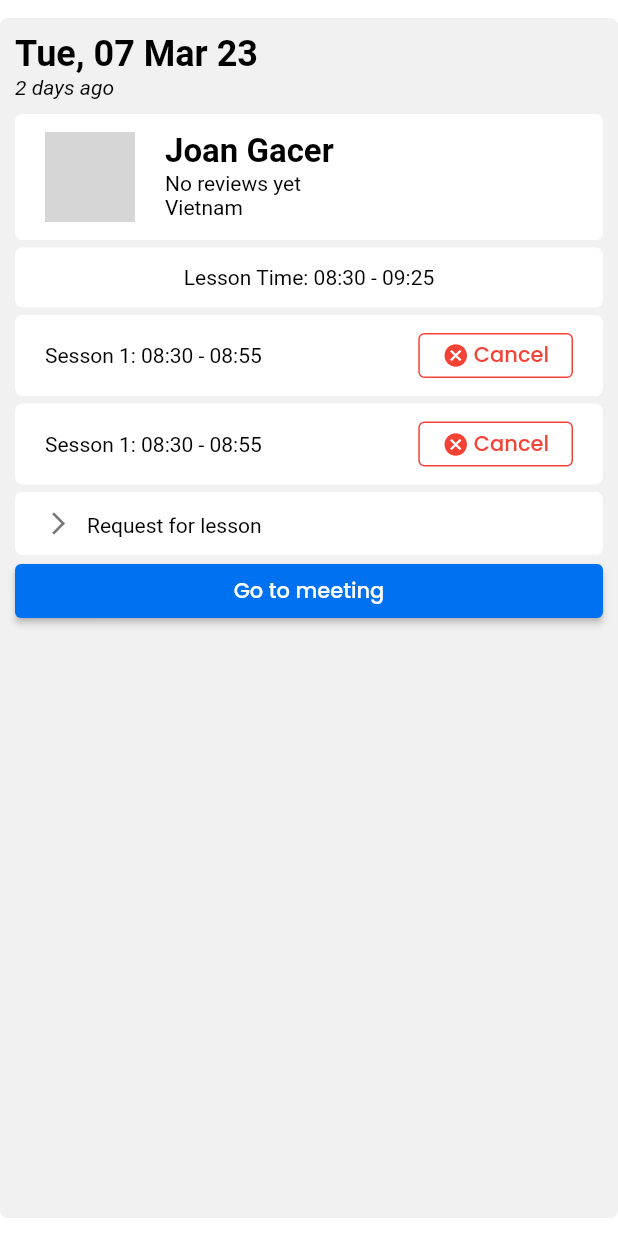
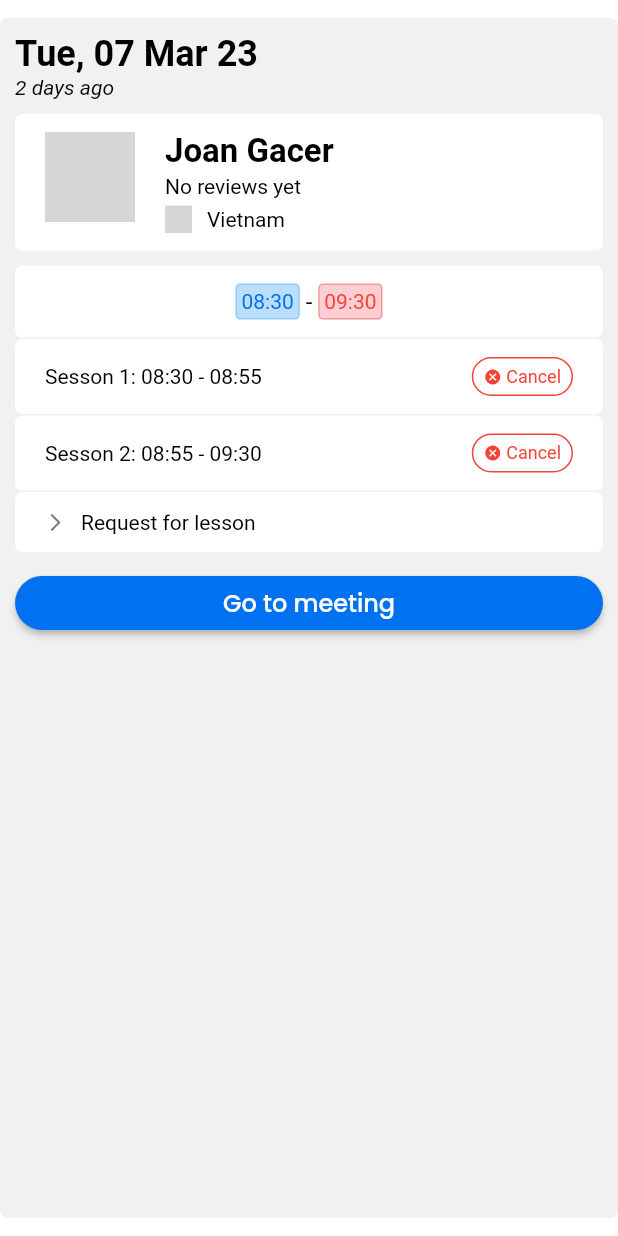
Before and after one commit to nvtphong200401/lettutor, a Flutter app: the BookingCard widget shown alone on an empty page, opened directly, on a phone screen of 412 x 824 dp. Run offline on Flutter 3.47's test engine with Material 2 defaults, Android fonts, the phone set to English and light mode, and no system bars; drawn by our look-alikes of expandable; our stand-ins replace dropdown_button2, flutter_hooks, flutter_svg, font_awesome_flutter, google_fonts, video_player; network calls fail; grey boxes are pictures that could not be loaded.

Commit message:
re-formatting & styling

```diff
--- a/lib/core/presentation/common_styles/button_style.dart
+++ b/lib/core/presentation/common_styles/button_style.dart
@@ -11,20 +11,34 @@ class CommonButtonStyle {
         ),
       ),
       backgroundColor: const MaterialStatePropertyAll(ColorName.primary),
-      padding: const MaterialStatePropertyAll(EdgeInsets.symmetric(horizontal: 20, vertical: 5)));
+      padding: const MaterialStatePropertyAll(
+          EdgeInsets.symmetric(horizontal: 20, vertical: 5)));
 }
 
 extension ButtonStyleEx on ButtonStyle {
   ButtonStyle customCopyWith(
-      {Color? borderColor, bool capsuleShape = true, Color? backgroundColor, Color? textColor}) {
+      {Color? borderColor,
+      bool capsuleShape = true,
+      Color? backgroundColor,
+      Color? textColor,
+      Color? foregroundColor}) {
     return copyWith(
+      alignment: Alignment.center,
       // textStyle: MaterialStatePropertyAll(TextStyle(color: textColor)),
       shape: MaterialStatePropertyAll(
         RoundedRectangleBorder(
             borderRadius: BorderRadius.circular(capsuleShape ? 45 : 6),
-            side: borderColor != null ? BorderSide(color: borderColor) : BorderSide.none),
+            side: borderColor != null
+                ? BorderSide(color: borderColor)
+                : BorderSide.none),
       ),
-      backgroundColor: MaterialStatePropertyAll(backgroundColor),
+      side: borderColor != null
+          ? MaterialStatePropertyAll(BorderSide(color: borderColor))
+          : null,
+      backgroundColor: backgroundColor != null
+          ? MaterialStatePropertyAll(backgroundColor)
+          : const MaterialStatePropertyAll(ColorName.primary),
+      foregroundColor: MaterialStatePropertyAll(foregroundColor),
     );
   }
 }
--- a/lib/core/presentation/common_styles/text_style.dart
+++ b/lib/core/presentation/common_styles/text_style.dart
@@ -11,13 +11,17 @@ class CommonTextStyle {
   static const textSize20 = TextStyle(fontSize: 20);
   static const textSize18 = TextStyle(fontSize: 18);
   static const textSize16 = TextStyle(fontSize: 16, color: ColorName.textColor);
+  static const textSize14 = TextStyle(fontSize: 14);
+  static const textSize12 = TextStyle(fontSize: 12);
   static const partTitle = TextStyle(fontSize: 17, color: ColorName.textColor);
-  static const partContent = TextStyle(fontSize: 17, color: ColorName.textColor);
-  static const partTitleDesc =
-      TextStyle(fontSize: 16, color: ColorName.textColor, fontWeight: FontWeight.w700);
+  static const partContent =
+      TextStyle(fontSize: 17, color: ColorName.textColor);
+  static const partTitleDesc = TextStyle(
+      fontSize: 16, color: ColorName.textColor, fontWeight: FontWeight.w700);
   static const partDesc = TextStyle(fontSize: 14, color: ColorName.partDesc);
 // style in course screen
-  static const titleCourse =
-      TextStyle(fontSize: 22, color: ColorName.textColor, fontWeight: FontWeight.w600);
-  static const descCourse = TextStyle(fontSize: 12, color: ColorName.courseDesc);
+  static const titleCourse = TextStyle(
+      fontSize: 22, color: ColorName.textColor, fontWeight: FontWeight.w600);
+  static const descCourse =
+      TextStyle(fontSize: 12, color: ColorName.courseDesc);
 }
--- /dev/null
+++ b/lib/core/presentation/common_widgets/common_lesson_time.dart
@@ -0,0 +1,51 @@
+import 'package:flutter/material.dart';
+import 'package:lettutor/gen/colors.gen.dart';
+
+import '../common_styles/text_style.dart';
+
+class CommonLessonTime extends StatelessWidget {
+  const CommonLessonTime(
+      {super.key, required this.startTime, required this.endTime});
+  final String startTime;
+  final String endTime;
+
+  @override
+  Widget build(BuildContext context) {
+    return Row(
+      mainAxisAlignment: MainAxisAlignment.center,
+      children: [
+        Container(
+          padding: const EdgeInsets.all(3),
+          decoration: BoxDecoration(
+            borderRadius: BorderRadius.circular(3),
+            border: Border.all(color: Colors.blue[200]!),
+            color: Colors.blue[100],
+          ),
+          child: const Text(
+            '08:30',
+            style: TextStyle(
+              color: ColorName.primary,
+            ),
+          ),
+        ),
+        const Text(
+          ' - ',
+          style: CommonTextStyle.textSize16,
+        ),
+        Container(
+          decoration: BoxDecoration(
+              borderRadius: BorderRadius.circular(3),
+              color: Colors.red[100],
+              border: Border.all(color: Colors.red[200]!)),
+          padding: const EdgeInsets.all(3),
+          child: Text(
+            '09:30',
+            style: TextStyle(
+              color: Colors.red[500],
+            ),
+          ),
+        )
+      ],
+    );
+  }
+}
--- a/lib/presentation/history/history_student_screen.dart
+++ b/lib/presentation/history/history_student_screen.dart
@@ -15,7 +15,9 @@ class HistoryStudentScreen extends StatelessWidget {
       children: [
         CommonHeader(
           avatar: SvgPicture.network(
-              'https://sandbox.app.lettutor.com/static/media/history.1e097d10.svg'),
+            'https://sandbox.app.lettutor.com/static/media/history.1e097d10.svg',
+            width: 100,
+          ),
           title: 'History',
           children: const [
             Text(
--- a/lib/presentation/schedule/booking_card.dart
+++ b/lib/presentation/schedule/booking_card.dart
@@ -1,10 +1,11 @@
 import 'package:expandable/expandable.dart';
 import 'package:flutter/material.dart';
 import 'package:intl/intl.dart';
+import 'package:lettutor/core/presentation/common_styles/common_styles.dart';
+import 'package:lettutor/core/presentation/common_widgets/common_lesson_time.dart';
 import 'package:lettutor/core/presentation/common_widgets/common_mixins.dart';
 import 'package:lettutor/gen/colors.gen.dart';
 
-import '../../core/presentation/common_styles/text_style.dart';
 import '../teacher/teacher_info.dart';
 
 class BookingCard extends StatelessWidget with BuildWhiteContainerMixin {
@@ -18,7 +19,8 @@ class BookingCard extends StatelessWidget with BuildWhiteContainerMixin {
       children: [
         Text(
           DateFormat('EEE, dd MMM yy').format(DateTime.now()),
-          style: CommonTextStyle.textSize24.copyWith(fontWeight: FontWeight.w700),
+          style:
+              CommonTextStyle.textSize24.copyWith(fontWeight: FontWeight.w700),
         ),
         Text(
           '${DateTime.now().difference(DateTime(2023, 3, 5)).inDays} days ago',
@@ -33,32 +35,31 @@ class BookingCard extends StatelessWidget with BuildWhiteContainerMixin {
           ),
         ),
         const SizedBox(
-          height: 5,
+          height: 10,
         ),
         whiteBoxContainer(
-            child: Column(
-          children: const [
-            Text('Lesson Time: 08:30 - 09:25'),
-          ],
-        )),
+          child: const CommonLessonTime(startTime: '08:30', endTime: '09:30'),
+        ),
         const SizedBox(
-          height: 5,
+          height: 1,
         ),
         whiteBoxContainer(
-          child: buildSection(),
+          child: buildSection('Sesson 1: 08:30 - 08:55'),
         ),
         const SizedBox(
-          height: 5,
+          height: 1,
         ),
-        whiteBoxContainer(child: buildSection()),
+        whiteBoxContainer(child: buildSection('Sesson 2: 08:55 - 09:30')),
         const SizedBox(
-          height: 5,
+          height: 1,
         ),
         whiteBoxContainer(
           child: ExpandablePanel(
             header: const Padding(
-              padding: EdgeInsets.only(top: 2.0, left: 10),
-              child: Text('Request for lesson'),
+              padding: EdgeInsets.only(left: 10),
+              child: Text(
+                'Request for lesson',
+              ),
             ),
             collapsed: const SizedBox.shrink(),
             expanded: Column(
@@ -77,21 +78,24 @@ class BookingCard extends StatelessWidget with BuildWhiteContainerMixin {
             theme: const ExpandableThemeData(
                 iconRotationAngle: 2,
                 iconPlacement: ExpandablePanelIconPlacement.left,
-                iconSize: 18,
+                iconSize: 14,
                 expandIcon: Icons.arrow_forward_ios,
                 // collapseIcon: Icons.keyboard_arrow_down,
-                iconPadding: EdgeInsets.zero),
+                iconPadding: EdgeInsets.only(top: 1)),
           ),
+        ),
+        const SizedBox(
+          height: 10,
         ),
         // ),
         SizedBox(
           width: 50,
           child: ElevatedButton(
-            style: const ButtonStyle(backgroundColor: MaterialStatePropertyAll(ColorName.primary)),
+            style: CommonButtonStyle.primaryButtonStyle.customCopyWith(),
             onPressed: () {},
             child: const Text(
               'Go to meeting',
-              style: TextStyle(color: Colors.white),
+              style: TextStyle(color: Colors.white, fontSize: 16),
             ),
           ),
         )
@@ -99,33 +103,67 @@ class BookingCard extends StatelessWidget with BuildWhiteContainerMixin {
     ));
   }
 
-  Widget buildSection() {
+  Widget buildSection(String text) {
     return Row(
       children: [
-        const Text('Sesson 1: 08:30 - 08:55'),
+        Text(
+          text,
+        ),
         const Spacer(),
-        SizedBox(
-          height: 30,
-          child: OutlinedButton(
-            onPressed: () {},
-            style: const ButtonStyle(
-              foregroundColor: MaterialStatePropertyAll(Colors.red),
-              side: MaterialStatePropertyAll(BorderSide(color: Colors.red)),
+        Container(
+          decoration: BoxDecoration(
+            color: ColorName.background,
+            border: Border.all(color: Colors.red),
+            borderRadius: BorderRadius.circular(100),
           ),
+          padding: const EdgeInsets.symmetric(vertical: 5, horizontal: 7),
           child: Row(
-              children: const [
-                Icon(
+            children: [
+              const Icon(
                 Icons.cancel,
-                  size: 18,
+                size: 12,
+                color: Colors.red,
               ),
-                SizedBox(
+              const SizedBox(
                 width: 3,
               ),
-                Text('Cancel'),
+              Text(
+                'Cancel',
+                style: CommonTextStyle.textSize12.copyWith(color: Colors.red),
+              ),
             ],
           ),
-          ),
         )
+        // SizedBox(
+        //   height: 30,
+        //   child: OutlinedButton(
+        //     onPressed: () {},
+        //     style: CommonButtonStyle.primaryButtonStyle.customCopyWith(
+        //       backgroundColor: Colors.white,
+        //       foregroundColor: Colors.red,
+        //       borderColor: Colors.red,
+        //     ),
+        //     // const ButtonStyle(
+        //     //   foregroundColor: MaterialStatePropertyAll(Colors.red),
+        //     //   side: MaterialStatePropertyAll(BorderSide(color: Colors.red)),
+        //     // ),
+        //     child: Row(
+        //       children: const [
+        //         Icon(
+        //           Icons.cancel,
+        //           size: 14,
+        //         ),
+        //         SizedBox(
+        //           width: 3,
+        //         ),
+        //         Text(
+        //           'Cancel',
+        //           style: CommonTextStyle.textSize12,
+        //         ),
+        //       ],
+        //     ),
+        //   ),
+        // )
       ],
     );
   }
--- a/lib/presentation/teacher/teacher_info.dart
+++ b/lib/presentation/teacher/teacher_info.dart
@@ -1,4 +1,5 @@
 import 'package:flutter/material.dart';
+import 'package:flutter_svg/flutter_svg.dart';
 
 import '../../gen/colors.gen.dart';
 
@@ -24,16 +25,34 @@ class TeacherInfo extends StatelessWidget {
         ),
         Column(
           crossAxisAlignment: CrossAxisAlignment.start,
-          children: const [
-            Text(
+          children: [
+            const Text(
               'Joan Gacer',
               style: TextStyle(
                   color: ColorName.textColor,
                   fontSize: 22,
                   fontWeight: FontWeight.bold),
             ),
-            Text('No reviews yet'),
-            Text('Vietnam'),
+            const SizedBox(
+              height: 2,
+            ),
+            const Text('No reviews yet'),
+            const SizedBox(
+              height: 5,
+            ),
+            Row(
+              children: [
+                SvgPicture.network(
+                  'https://cdnjs.cloudflare.com/ajax/libs/flag-icon-css/3.4.3/flags/4x3/vn.svg',
+                  width: 18,
+                  height: 18,
+                ),
+                const SizedBox(
+                  width: 10,
+                ),
+                const Text('Vietnam'),
+              ],
+            ),
           ],
         ),
         const Spacer(),
```
Also changed, not shown: lib/core/presentation/common_widgets/common_header.dart (+16 -8 lines), lib/core/presentation/common_widgets/common_tag.dart (added, +28 -0 lines), lib/main.dart (+60 -40 lines), lib/presentation/authen/login_screen.dart (+18 -9 lines), lib/presentation/courses/detail/course_detail.dart (+8 -5 lines), lib/presentation/history/history_item.dart (+7 -3 lines), lib/presentation/schedule/booking_student.dart (+16 -7 lines), lib/presentation/teacher/detail/teacher_detail_screen.dart (+13 -12 lines), lib/presentation/teacher/list_teacher_screen.dart (+63 -13 lines), lib/presentation/teacher/teacher_card_item.dart (+10 -30 lines), lib/presentation/teacher/up_comming_lesson_board.dart (+17 -8 lines). Lines whose indentation alone changed are shown as unchanged.
